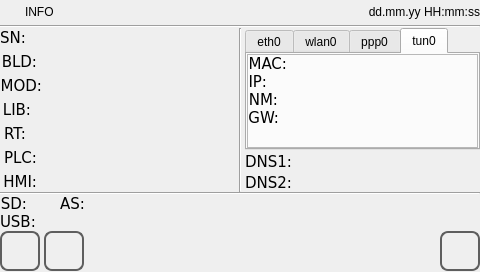
Old version of the form qt_library/ATCMsystem/info.ui in the repository MECTsrl/mect_plugins.
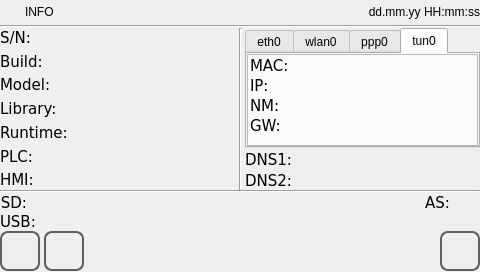
New version of the form. The open tabs and pages were chosen to show the change. Icons and pictures are not drawn.

Commit message: Info.cpp / Info.ui: Fix window layout and Field prompt

```diff
--- a/qt_library/ATCMsystem/info.ui
+++ b/qt_library/ATCMsystem/info.ui
@@ -150,6 +150,12 @@
            <verstretch>0</verstretch>
           </sizepolicy>
          </property>
+         <property name="minimumSize">
+          <size>
+           <width>100</width>
+           <height>0</height>
+          </size>
+         </property>
          <property name="font">
           <font>
            <family>DejaVu Sans</family>
@@ -163,10 +169,7 @@
           <enum>Qt::NoFocus</enum>
          </property>
          <property name="text">
-          <string>SN:</string>
-         </property>
-         <property name="alignment">
-          <set>Qt::AlignRight|Qt::AlignTrailing|Qt::AlignVCenter</set>
+          <string>S/N:</string>
          </property>
         </widget>
        </item>
@@ -200,6 +203,12 @@
            <verstretch>0</verstretch>
           </sizepolicy>
          </property>
+         <property name="minimumSize">
+          <size>
+           <width>100</width>
+           <height>0</height>
+          </size>
+         </property>
          <property name="font">
           <font>
            <family>DejaVu Sans</family>
@@ -213,10 +222,7 @@
           <enum>Qt::NoFocus</enum>
          </property>
          <property name="text">
-          <string>BLD:</string>
-         </property>
-         <property name="alignment">
-          <set>Qt::AlignRight|Qt::AlignTrailing|Qt::AlignVCenter</set>
+          <string>Build:</string>
          </property>
         </widget>
        </item>
@@ -250,6 +256,12 @@
            <verstretch>0</verstretch>
           </sizepolicy>
          </property>
+         <property name="minimumSize">
+          <size>
+           <width>100</width>
+           <height>0</height>
+          </size>
+         </property>
          <property name="font">
           <font>
            <family>DejaVu Sans</family>
@@ -263,10 +275,7 @@
           <enum>Qt::NoFocus</enum>
          </property>
          <property name="text">
-          <string>MOD:</string>
-         </property>
-         <property name="alignment">
-          <set>Qt::AlignRight|Qt::AlignTrailing|Qt::AlignVCenter</set>
+          <string>Model:</string>
          </property>
         </widget>
        </item>
@@ -300,6 +309,12 @@
            <verstretch>0</verstretch>
           </sizepolicy>
          </property>
+         <property name="minimumSize">
+          <size>
+           <width>100</width>
+           <height>0</height>
+          </size>
+         </property>
          <property name="font">
           <font>
            <family>DejaVu Sans</family>
@@ -313,10 +328,7 @@
           <enum>Qt::NoFocus</enum>
          </property>
          <property name="text">
-          <string>LIB:</string>
-         </property>
-         <property name="alignment">
-          <set>Qt::AlignRight|Qt::AlignTrailing|Qt::AlignVCenter</set>
+          <string>Library:</string>
          </property>
         </widget>
        </item>
@@ -350,6 +362,12 @@
            <verstretch>0</verstretch>
           </sizepolicy>
          </property>
+         <property name="minimumSize">
+          <size>
+           <width>100</width>
+           <height>0</height>
+          </size>
+         </property>
          <property name="font">
           <font>
            <family>DejaVu Sans</family>
@@ -363,10 +381,7 @@
           <enum>Qt::NoFocus</enum>
          </property>
          <property name="text">
-          <string>RT:</string>
-         </property>
-         <property name="alignment">
-          <set>Qt::AlignRight|Qt::AlignTrailing|Qt::AlignVCenter</set>
+          <string>Runtime:</string>
          </property>
         </widget>
        </item>
@@ -400,6 +415,12 @@
            <verstretch>0</verstretch>
           </sizepolicy>
          </property>
+         <property name="minimumSize">
+          <size>
+           <width>100</width>
+           <height>0</height>
+          </size>
+         </property>
          <property name="font">
           <font>
            <family>DejaVu Sans</family>
@@ -415,9 +436,6 @@
          <property name="text">
           <string>PLC:</string>
          </property>
-         <property name="alignment">
-          <set>Qt::AlignRight|Qt::AlignTrailing|Qt::AlignVCenter</set>
-         </property>
         </widget>
        </item>
        <item row="5" column="3" colspan="2">
@@ -428,6 +446,12 @@
            <verstretch>0</verstretch>
           </sizepolicy>
          </property>
+         <property name="minimumSize">
+          <size>
+           <width>30</width>
+           <height>0</height>
+          </size>
+         </property>
          <property name="focusPolicy">
           <enum>Qt::NoFocus</enum>
          </property>
@@ -444,6 +468,12 @@
            <verstretch>0</verstretch>
           </sizepolicy>
          </property>
+         <property name="minimumSize">
+          <size>
+           <width>100</width>
+           <height>0</height>
+          </size>
+         </property>
          <property name="font">
           <font>
            <family>DejaVu Sans</family>
@@ -459,9 +489,6 @@
          <property name="text">
           <string>HMI:</string>
          </property>
-         <property name="alignment">
-          <set>Qt::AlignRight|Qt::AlignTrailing|Qt::AlignVCenter</set>
-         </property>
         </widget>
        </item>
        <item row="6" column="3" colspan="2">
@@ -472,6 +499,12 @@
            <verstretch>0</verstretch>
           </sizepolicy>
          </property>
+         <property name="minimumSize">
+          <size>
+           <width>30</width>
+           <height>0</height>
+          </size>
+         </property>
          <property name="focusPolicy">
           <enum>Qt::NoFocus</enum>
          </property>
@@ -498,7 +531,7 @@
         <widget class="QTabWidget" name="tabWidget">
          <property name="minimumSize">
           <size>
-           <width>0</width>
+           <width>80</width>
            <height>0</height>
           </size>
          </property>
@@ -1252,13 +1285,13 @@
                <enum>QFormLayout::AllNonFixedFieldsGrow</enum>
               </property>
               <property name="horizontalSpacing">
-               <number>0</number>
+               <number>2</number>
               </property>
               <property name="verticalSpacing">
-               <number>0</number>
+               <number>2</number>
               </property>
               <property name="margin">
-               <number>0</number>
+               <number>2</number>
               </property>
               <item row="0" column="0">
                <widget class="QLabel" name="labelMAC_TUN0">
@@ -1268,6 +1301,12 @@
                   <verstretch>0</verstretch>
                  </sizepolicy>
                 </property>
+                <property name="minimumSize">
+                 <size>
+                  <width>80</width>
+                  <height>0</height>
+                 </size>
+                </property>
                 <property name="font">
                  <font>
                   <family>DejaVu Sans</family>
@@ -1283,9 +1322,6 @@
                 <property name="text">
                  <string>MAC:</string>
                 </property>
-                <property name="alignment">
-                 <set>Qt::AlignRight|Qt::AlignTrailing|Qt::AlignVCenter</set>
-                </property>
                </widget>
               </item>
               <item row="0" column="1">
@@ -1318,6 +1354,12 @@
                   <verstretch>0</verstretch>
                  </sizepolicy>
                 </property>
+                <property name="minimumSize">
+                 <size>
+                  <width>80</width>
+                  <height>0</height>
+                 </size>
+                </property>
                 <property name="font">
                  <font>
                   <family>DejaVu Sans</family>
@@ -1333,9 +1375,6 @@
                 <property name="text">
                  <string>IP:</string>
                 </property>
-                <property name="alignment">
-                 <set>Qt::AlignRight|Qt::AlignTrailing|Qt::AlignVCenter</set>
-                </property>
                </widget>
               </item>
               <item row="1" column="1">
@@ -1368,6 +1407,12 @@
                   <verstretch>0</verstretch>
                  </sizepolicy>
                 </property>
+                <property name="minimumSize">
+                 <size>
+                  <width>80</width>
+                  <height>0</height>
+                 </size>
+                </property>
                 <property name="font">
                  <font>
                   <family>DejaVu Sans</family>
@@ -1383,9 +1428,6 @@
                 <property name="text">
                  <string>NM:</string>
                 </property>
-                <property name="alignment">
-                 <set>Qt::AlignRight|Qt::AlignTrailing|Qt::AlignVCenter</set>
-                </property>
                </widget>
               </item>
               <item row="2" column="1">
@@ -1418,6 +1460,12 @@
                   <verstretch>0</verstretch>
                  </sizepolicy>
                 </property>
+                <property name="minimumSize">
+                 <size>
+                  <width>80</width>
+                  <height>0</height>
+                 </size>
+                </property>
                 <property name="font">
                  <font>
                   <family>DejaVu Sans</family>
@@ -1433,9 +1481,6 @@
                 <property name="text">
                  <string>GW:</string>
                 </property>
-                <property name="alignment">
-                 <set>Qt::AlignRight|Qt::AlignTrailing|Qt::AlignVCenter</set>
-                </property>
                </widget>
               </item>
               <item row="3" column="1">
@@ -1477,6 +1522,12 @@
              <verstretch>0</verstretch>
             </sizepolicy>
            </property>
+           <property name="minimumSize">
+            <size>
+             <width>80</width>
+             <height>0</height>
+            </size>
+           </property>
            <property name="font">
             <font>
              <family>DejaVu Sans</family>
@@ -1492,9 +1543,6 @@
            <property name="text">
             <string>DNS1:</string>
            </property>
-           <property name="alignment">
-            <set>Qt::AlignRight|Qt::AlignTrailing|Qt::AlignVCenter</set>
-           </property>
           </widget>
          </item>
          <item row="0" column="1">
@@ -1527,6 +1575,12 @@
              <verstretch>0</verstretch>
             </sizepolicy>
            </property>
+           <property name="minimumSize">
+            <size>
+             <width>80</width>
+             <height>0</height>
+            </size>
+           </property>
            <property name="font">
             <font>
              <family>DejaVu Sans</family>
@@ -1542,9 +1596,6 @@
            <property name="text">
             <string>DNS2:</string>
            </property>
-           <property name="alignment">
-            <set>Qt::AlignRight|Qt::AlignTrailing|Qt::AlignVCenter</set>
-           </property>
           </widget>
          </item>
          <item row="1" column="1">
@@ -1637,6 +1688,19 @@
      </item>
      <item row="0" column="1">
       <layout class="QHBoxLayout" name="horizontalLayout_12">
+       <item>
+        <spacer name="horizontalSpacer_2">
+         <property name="orientation">
+          <enum>Qt::Horizontal</enum>
+         </property>
+         <property name="sizeHint" stdset="0">
+          <size>
+           <width>40</width>
+           <height>20</height>
+          </size>
+         </property>
+        </spacer>
+       </item>
        <item>
         <widget class="QLabel" name="labelLICtxt">
          <property name="font">
```
Left out of the diff: 128 changed lines with no effect on the pictures. The commit also changes 1 other file.
